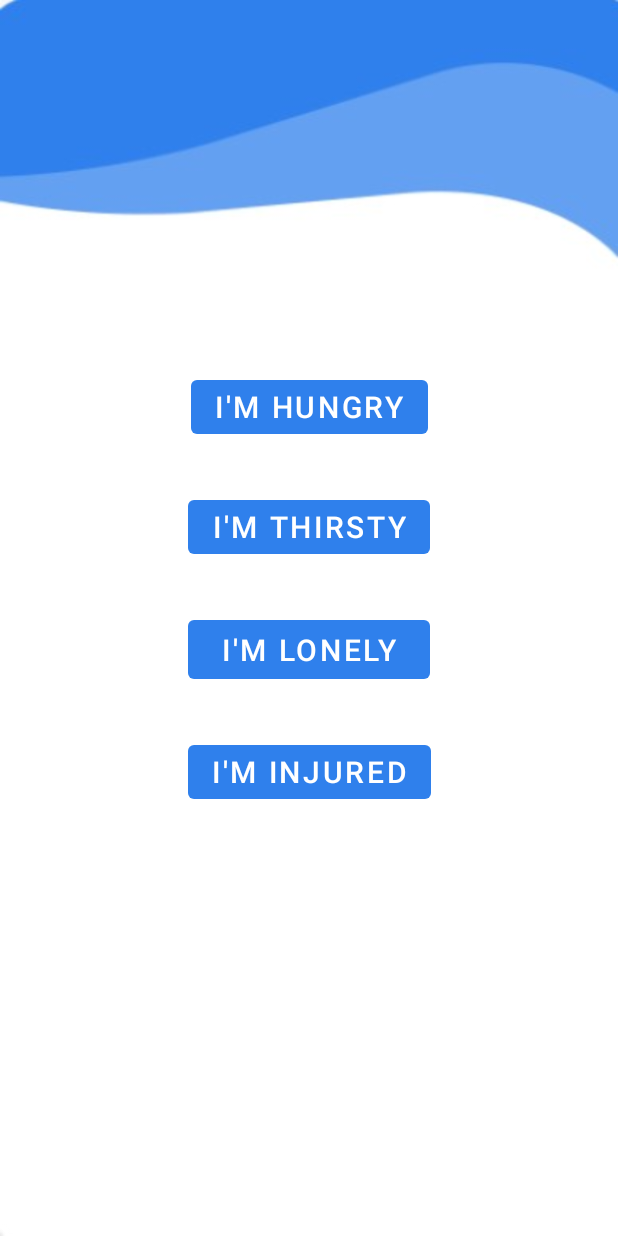
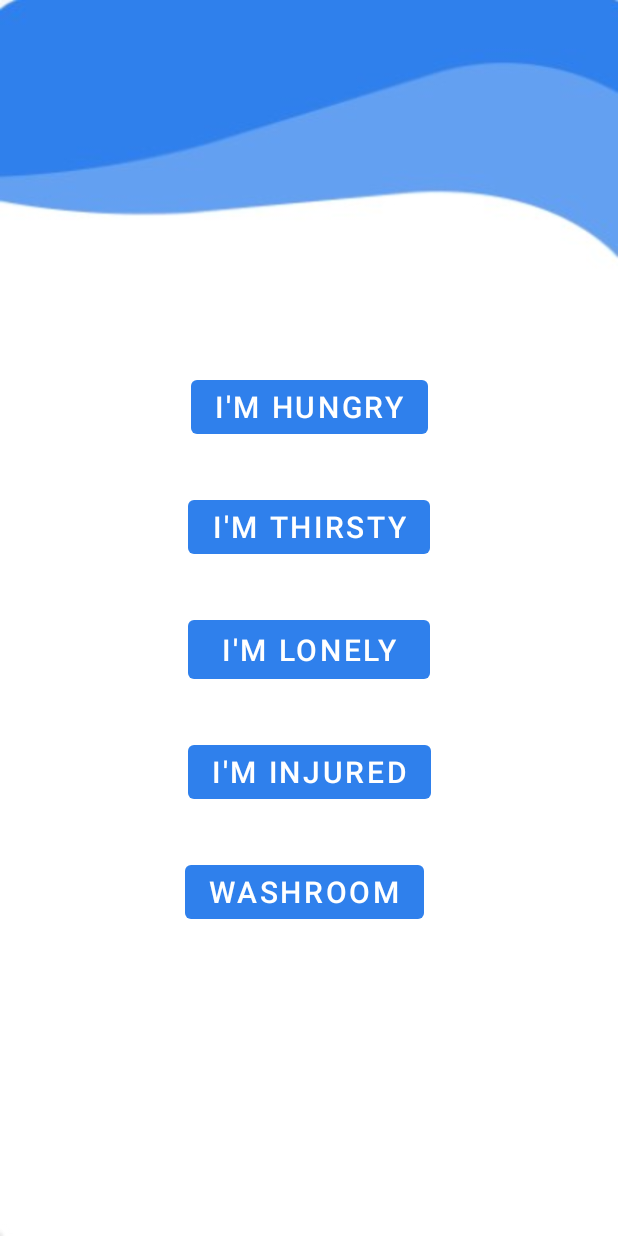
Before and after one commit to qyyao/Stormhacks2021, an Android app: the HelpActivity screen opened directly, with no data from a screen before it, on a phone screen of 412 x 824 dp. Run offline under Robolectric (Android 15) with nearby library versions, the phone set to English and light mode, and no system bars.

Commit message:
Add bathroom button

```diff
--- a/app/src/main/res/layout/activity_help.xml
+++ b/app/src/main/res/layout/activity_help.xml
@@ -43,6 +43,20 @@
         app:layout_constraintTop_toBottomOf="@+id/help_lonely_btn" />
 
     <Button
+        android:id="@+id/help_washroom_btn"
+        android:layout_width="wrap_content"
+        android:layout_height="wrap_content"
+        android:text="WASHROOM"
+        android:layout_marginTop="32dp"
+        android:textSize="20sp"
+        app:backgroundTint="#2F80EC"
+        app:layout_constraintEnd_toStartOf="@+id/guideline_vert_80"
+        app:layout_constraintHorizontal_bias="0.0"
+        app:layout_constraintStart_toStartOf="@+id/guideline_vert_20"
+        app:layout_constraintTop_toBottomOf="@+id/help_injury_btn" />
+
+
+    <Button
         android:id="@+id/help_lonely_btn"
         android:layout_width="161dp"
         android:layout_height="51dp"
```
Also changed, not shown: app/src/main/java/com/example/stormhacks2021/homepage/HelpActivity.java (+40 -0 lines).
